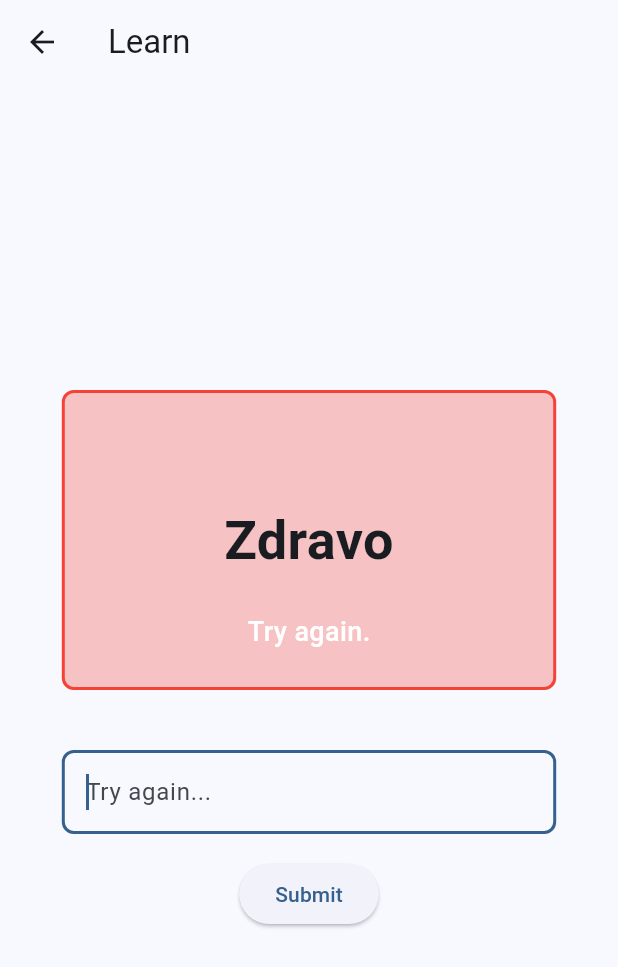
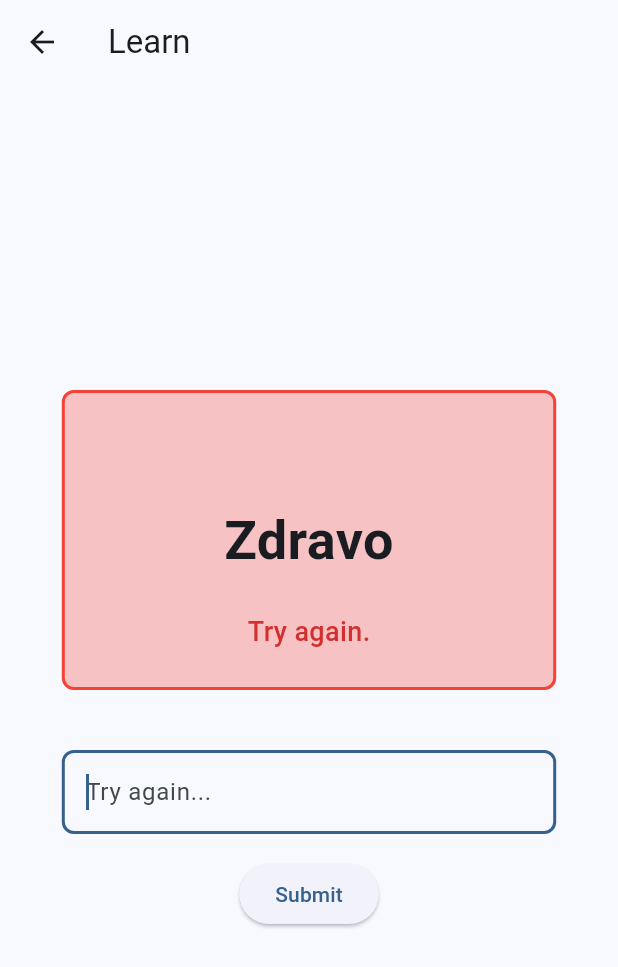
Before and after one commit to borzfele42069/kroat-ui, a Flutter app: the LearnScreen screen opened directly, after a tap on "Submit", on a phone screen of 412 x 824 dp. Shown: the top 967 px of the screen. Run offline on Flutter 3.47's test engine with Material 3 defaults, Android fonts, the phone set to English and light mode, and no system bars.

Commit message:
Use darker shade of background color for message text
Dark green/yellow/red text on matching backgrounds for contrast

Co-Authored-By: Claude Haiku 4.5 <noreply@anthropic.com>

```diff
--- a/lib/screens/learn.dart
+++ b/lib/screens/learn.dart
@@ -126,10 +126,12 @@ class _LearnScreenState extends State<LearnScreen> with TickerProviderStateMixin
                           child: Center(
                             child: Text(
                               _isCorrect ? 'Nice!' : (_attemptCount == 1 ? 'Try again.' : 'Next time.'),
-                              style: const TextStyle(
+                              style: TextStyle(
                                 fontSize: 18,
                                 fontWeight: FontWeight.w500,
-                                color: Colors.white,
+                                color: _isCorrect
+                                    ? (_attemptCount == 1 ? Colors.green[700] : Colors.yellow[700])
+                                    : Colors.red[700],
                               ),
                             ),
                           ),
```
